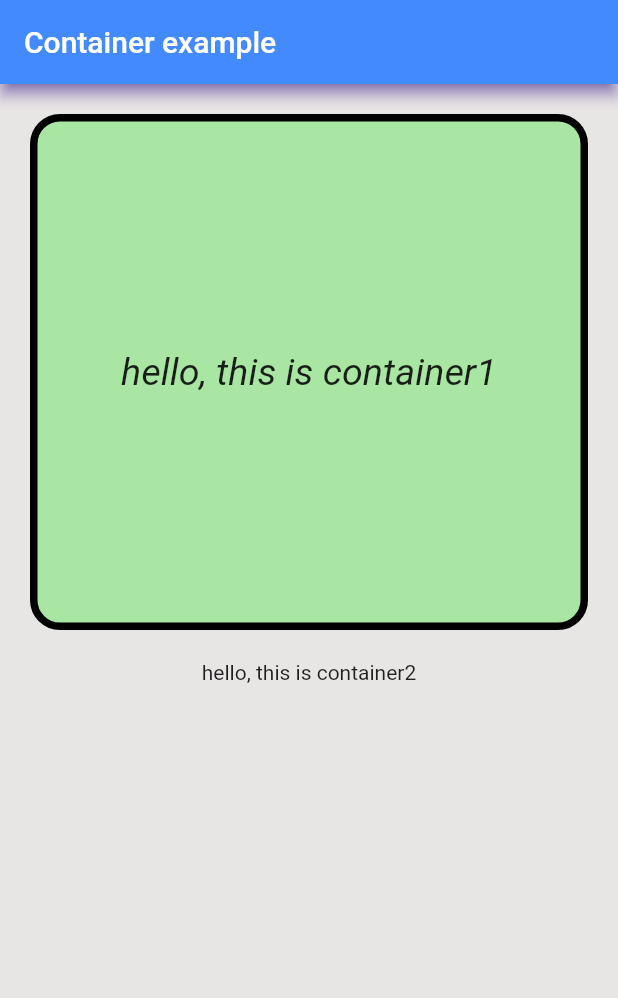
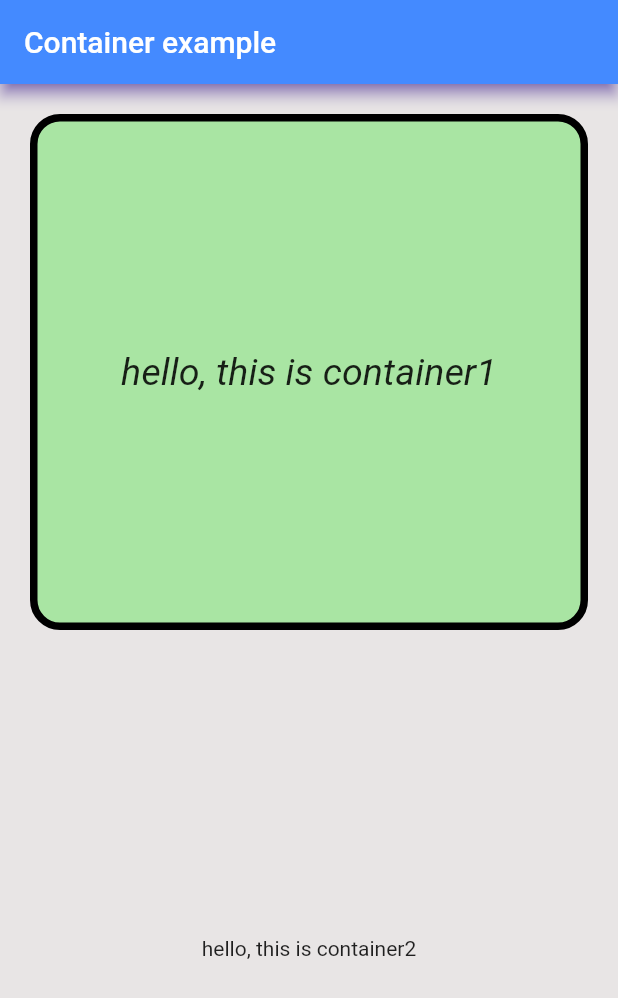
Before and after one commit to kirtijangid/container, a Flutter app: the screen it shows after launch, on a phone screen of 412 x 824 dp. Shown: the top 998 px of the screen. Run offline on Flutter 3.47's test engine with Material 2 defaults, Android fonts, the phone set to English and light mode, and no system bars.

Commit message:
center alignment of text in container2

```diff
--- a/lib/main.dart
+++ b/lib/main.dart
@@ -59,7 +59,9 @@ class MyApp extends StatelessWidget {
           ),
           Expanded(
             child:Container(
-
+              height: 100,
+              width: double.infinity,
+              alignment: Alignment.center,
               child: Text('hello, this is container2',),))
         ]),
       ),
```
